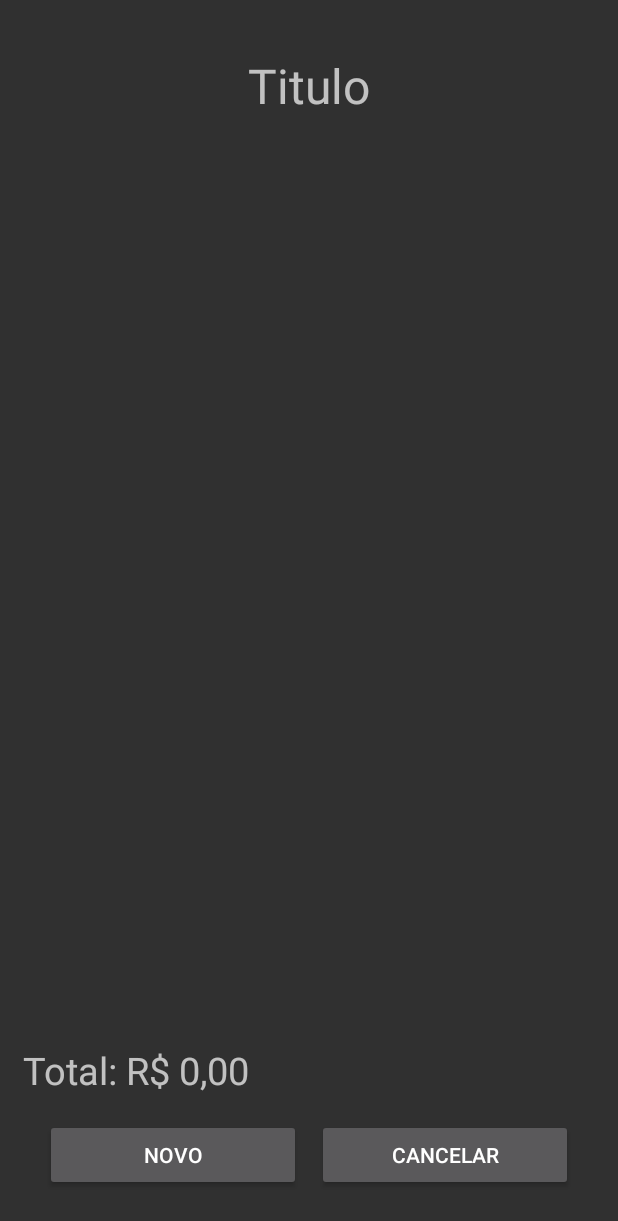
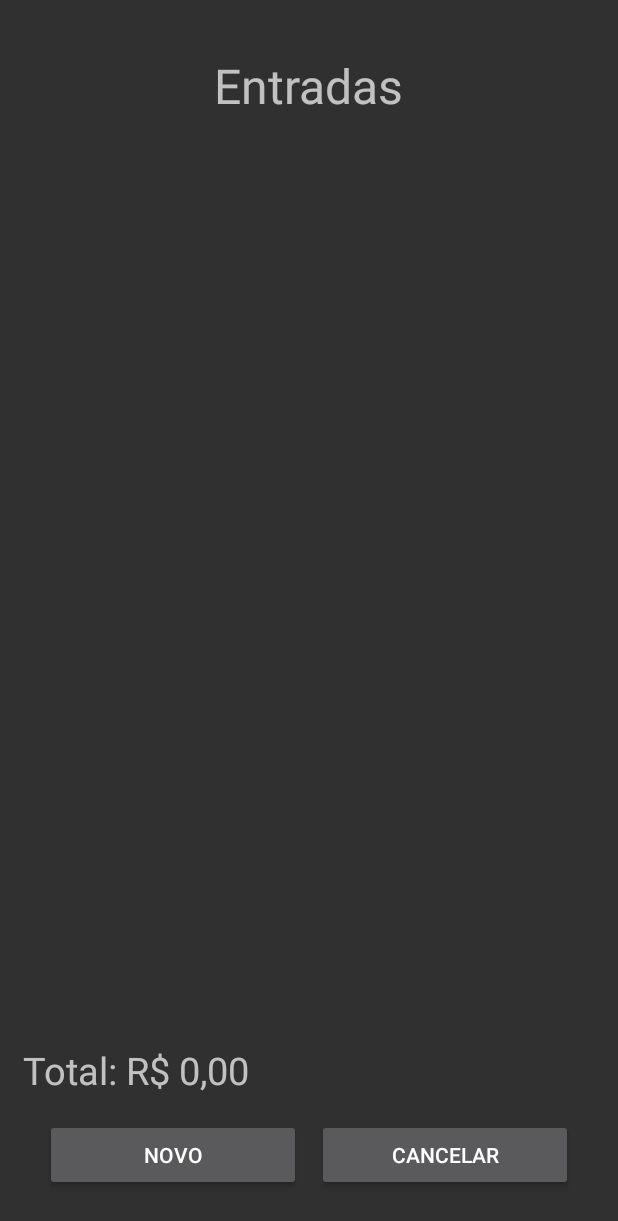
Before and after one commit to BielCR/Gest, an Android app: the screen it shows after launch (VizualizarEventos before the commit, VisualizarEventos after it), after a tap on an icon or button, on a phone screen of 412 x 824 dp. Shown: the top 1221 px of the screen. Run offline under Robolectric (Android 15) with nearby library versions, the phone set to English and light mode, and no system bars.

Commit message:
Ajuste na Activity de visualização de eventos

```diff
--- a/app/src/main/AndroidManifest.xml
+++ b/app/src/main/AndroidManifest.xml
@@ -8,7 +8,8 @@
         android:label="@string/app_name"
         android:supportsRtl="true"
         android:theme="@style/Theme.AppCompat.NoActionBar">
-        <activity android:name=".VizualizarEventos"></activity>
+        <activity android:name=".CadastroEdicaoEvnt"></activity>
+        <activity android:name=".VisualizarEventos" />
         <activity android:name=".MainActivity">
             <intent-filter>
                 <action android:name="android.intent.action.MAIN" />
--- a/app/src/main/java/com/gabs/minhacarteira/MainActivity.java
+++ b/app/src/main/java/com/gabs/minhacarteira/MainActivity.java
@@ -83,8 +83,9 @@ public class MainActivity extends AppCompatActivity {
         entradaBtn.setOnClickListener(new View.OnClickListener() {
             @Override
             public void onClick(View v) {
-                Intent trocaAct = new Intent(MainActivity.this, VizualizarEventos.class);
+                Intent trocaAct = new Intent(MainActivity.this, VisualizarEventos.class);
                 trocaAct.putExtra("acao", 0);
+                //iniciamos a activitie passada como parametro
                 startActivity(trocaAct);
             }
         });
@@ -92,8 +93,9 @@ public class MainActivity extends AppCompatActivity {
         saidaBtn.setOnClickListener(new View.OnClickListener() {
             @Override
             public void onClick(View v) {
-                Intent trocaAct = new Intent(MainActivity.this, VizualizarEventos.class);
+                Intent trocaAct = new Intent(MainActivity.this, VisualizarEventos.class);
                 trocaAct.putExtra("acao", 1);
+                //iniciamos a activitie passada como parametro
                 startActivity(trocaAct);
             }
         });
--- a/app/src/main/java/com/gabs/minhacarteira/VizualizarEventos.java
+++ b/app/src/main/java/com/gabs/minhacarteira/VisualizarEventos.java
@@ -2,12 +2,14 @@ package com.gabs.minhacarteira;
 
 import androidx.appcompat.app.AppCompatActivity;
 
+import android.content.Intent;
 import android.os.Bundle;
 import android.widget.Button;
 import android.widget.ListView;
 import android.widget.TextView;
+import android.widget.Toast;
 
-public class    VizualizarEventos extends AppCompatActivity {
+public class VisualizarEventos extends AppCompatActivity {
 
 
     private TextView tituloTxt, totalTxt;
@@ -21,11 +23,31 @@ public class    VizualizarEventos extends AppCompatActivity {
     @Override
     protected void onCreate(Bundle savedInstanceState) {
         super.onCreate(savedInstanceState);
-        setContentView(R.layout.activity_vizualizar_eventos);
+        setContentView(R.layout.activity_visualizar_eventos);
         tituloTxt = (TextView) findViewById(R.id.tituloTxt);
         totalTxt = (TextView) findViewById(R.id.totalTxt);
         listaEventosList = (ListView) findViewById(R.id.listaEventos);
         novoBtn = (Button) findViewById(R.id.novoBtn);
         cancelBtn = (Button) findViewById(R.id.cancelBtn);
+
+        Intent intencao = getIntent();
+        operacao = intencao.getIntExtra("acao", -1);
+
+        ajustaOperacao();
+    }
+
+    private void ajustaOperacao(){
+        //busca no banco a respeito dos eventos existentes na lista
+
+        if (operacao == 0){
+            tituloTxt.setText("Entradas");
+        }else{
+            if (operacao == 1){
+                tituloTxt.setText("Saídas");
+            }else{
+                //erro na configuracao da intent
+                Toast.makeText(VisualizarEventos.this, "erro no parametro acao", Toast.LENGTH_SHORT).show();
+            }
+        }
     }
 }
--- a/app/src/main/res/layout/activity_vizualizar_eventos.xml
+++ b/app/src/main/res/layout/activity_visualizar_eventos.xml
@@ -4,7 +4,7 @@
     xmlns:tools="http://schemas.android.com/tools"
     android:layout_width="match_parent"
     android:layout_height="match_parent"
-    tools:context=".VizualizarEventos">
+    tools:context=".VisualizarEventos">
 
 
     <LinearLayout
```
Also changed, not shown: app/src/main/java/com/gabs/minhacarteira/CadastroEdicaoEvnt.java (added, +14 -0 lines), app/src/main/res/layout/activity_cadastro_edicao_evnt.xml (added, +9 -0 lines).
